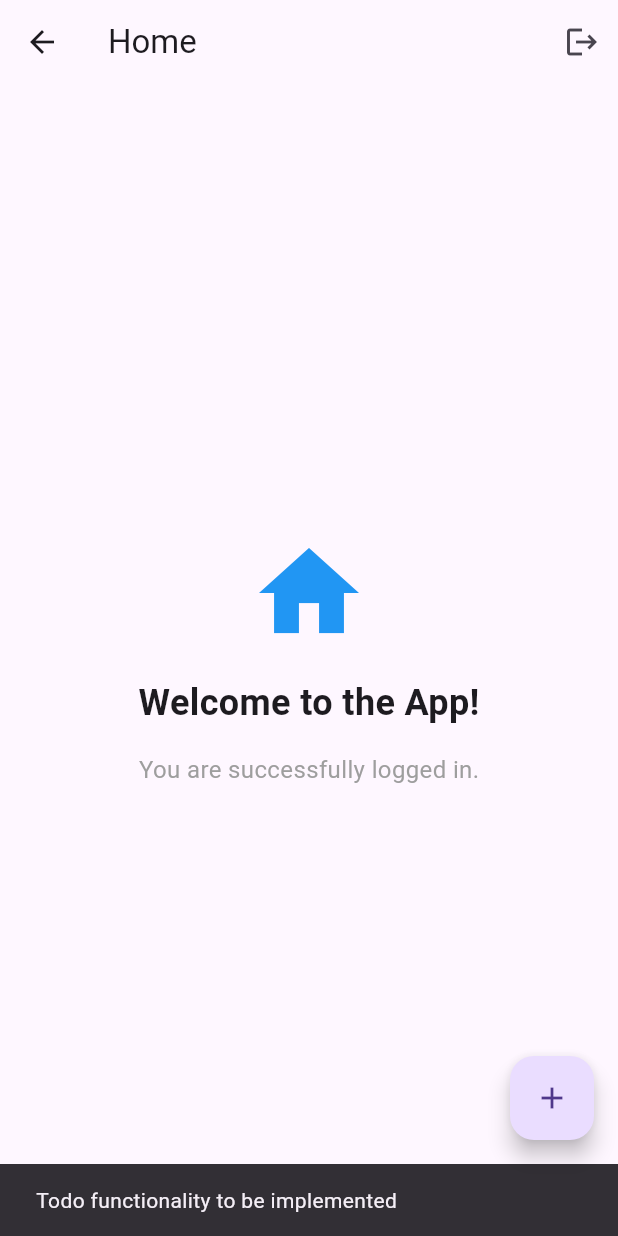
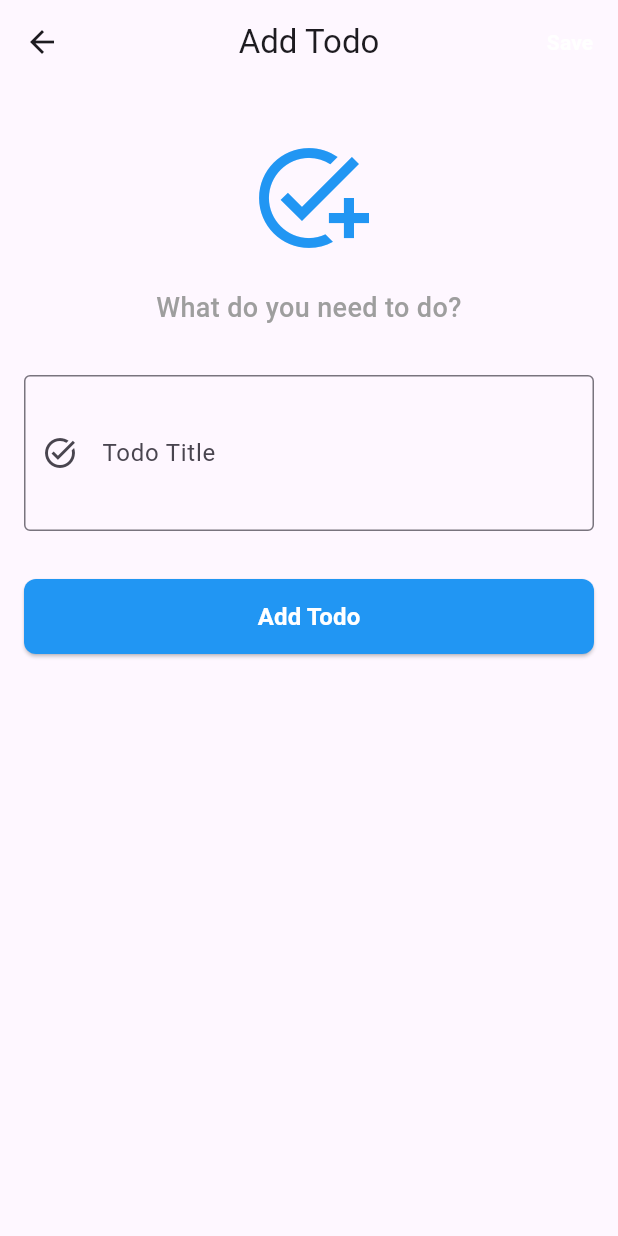
Before and after one commit to Sujan29k/Authentication_Flutter, a Flutter app: the HomeScreen screen opened directly, after a tap on the "add" icon, on a phone screen of 412 x 824 dp. Run offline on Flutter 3.47's test engine with Material 3 defaults, Android fonts, the phone set to English and light mode, and no system bars; our stand-ins replace flutter_secure_storage; accounts and stored records are empty; network calls fail.

Commit message:
all setup for today

```diff
--- a/frontend/authenti_app/lib/screens/home_screen.dart
+++ b/frontend/authenti_app/lib/screens/home_screen.dart
@@ -1,16 +1,138 @@
 import 'package:flutter/material.dart';
 import 'package:provider/provider.dart';
 import '../providers/auth_provider.dart';
+import '../models/todo.dart';
+import '../services/todo_service.dart';
+import '../widgets/todo_tile.dart';
+import 'todo_edit_screen.dart';
 
-class HomeScreen extends StatelessWidget {
+class HomeScreen extends StatefulWidget {
   const HomeScreen({super.key});
+
+  @override
+  State<HomeScreen> createState() => _HomeScreenState();
+}
+
+class _HomeScreenState extends State<HomeScreen> {
+  List<Todo> _todos = [];
+  bool _isLoading = true;
+  String? _error;
+
+  @override
+  void initState() {
+    super.initState();
+    _loadTodos();
+  }
+
+  Future<void> _loadTodos() async {
+    setState(() {
+      _isLoading = true;
+      _error = null;
+    });
+
+    try {
+      final todos = await TodoService.getTodos();
+      setState(() {
+        _todos = todos;
+        _isLoading = false;
+      });
+    } catch (e) {
+      setState(() {
+        _error = e.toString();
+        _isLoading = false;
+      });
+    }
+  }
+
+  Future<void> _addTodo() async {
+    final result = await Navigator.of(context).push<bool>(
+      MaterialPageRoute(builder: (context) => const TodoEditScreen()),
+    );
+
+    if (result == true) {
+      _loadTodos(); // Refresh the list
+    }
+  }
+
+  Future<void> _editTodo(Todo todo) async {
+    final result = await Navigator.of(context).push<bool>(
+      MaterialPageRoute(builder: (context) => TodoEditScreen(todo: todo)),
+    );
+
+    if (result == true) {
+      _loadTodos(); // Refresh the list
+    }
+  }
+
+  Future<void> _toggleTodo(Todo todo, bool? isDone) async {
+    try {
+      await TodoService.updateTodo(todo.id, isDone: isDone ?? false);
+      _loadTodos(); // Refresh the list
+    } catch (e) {
+      if (mounted) {
+        ScaffoldMessenger.of(context).showSnackBar(
+          SnackBar(
+            content: Text('Error updating todo: ${e.toString()}'),
+            backgroundColor: Colors.red,
+          ),
+        );
+      }
+    }
+  }
+
+  Future<void> _deleteTodo(Todo todo) async {
+    final shouldDelete = await showDialog<bool>(
+      context: context,
+      builder: (context) => AlertDialog(
+        title: const Text('Delete Todo'),
+        content: Text('Are you sure you want to delete "${todo.title}"?'),
+        actions: [
+          TextButton(
+            onPressed: () => Navigator.of(context).pop(false),
+            child: const Text('Cancel'),
+          ),
+          TextButton(
+            onPressed: () => Navigator.of(context).pop(true),
+            style: TextButton.styleFrom(foregroundColor: Colors.red),
+            child: const Text('Delete'),
+          ),
+        ],
+      ),
+    );
+
+    if (shouldDelete == true) {
+      try {
+        await TodoService.deleteTodo(todo.id);
+        _loadTodos(); // Refresh the list
+        if (mounted) {
+          ScaffoldMessenger.of(context).showSnackBar(
+            const SnackBar(
+              content: Text('Todo deleted successfully'),
+              backgroundColor: Colors.green,
+            ),
+          );
+        }
+      } catch (e) {
+        if (mounted) {
+          ScaffoldMessenger.of(context).showSnackBar(
+            SnackBar(
+              content: Text('Error deleting todo: ${e.toString()}'),
+              backgroundColor: Colors.red,
+            ),
+          );
+        }
+      }
+    }
+  }
 
   @override
   Widget build(BuildContext context) {
     return Scaffold(
       appBar: AppBar(
-        title: const Text('Home'),
+        title: const Text('My Todos'),
+        centerTitle: true,
         actions: [
+          IconButton(icon: const Icon(Icons.refresh), onPressed: _loadTodos),
           IconButton(
             icon: const Icon(Icons.logout),
             onPressed: () async {
@@ -39,33 +161,126 @@ class HomeScreen extends StatelessWidget {
           ),
         ],
       ),
-      body: const Center(
+      body: _buildBody(),
+      floatingActionButton: FloatingActionButton(
+        onPressed: _addTodo,
+        backgroundColor: Colors.blue,
+        child: const Icon(Icons.add, color: Colors.white),
+      ),
+    );
+  }
+
+  Widget _buildBody() {
+    if (_isLoading) {
+      return const Center(
         child: Column(
           mainAxisAlignment: MainAxisAlignment.center,
           children: [
-            Icon(Icons.home, size: 80, color: Colors.blue),
+            CircularProgressIndicator(),
+            SizedBox(height: 16),
+            Text('Loading your todos...'),
+          ],
+        ),
+      );
+    }
+
+    if (_error != null) {
+      return Center(
+        child: Column(
+          mainAxisAlignment: MainAxisAlignment.center,
+          children: [
+            const Icon(Icons.error_outline, size: 80, color: Colors.red),
+            const SizedBox(height: 16),
+            Text(
+              'Error loading todos',
+              style: const TextStyle(fontSize: 18, fontWeight: FontWeight.bold),
+            ),
+            const SizedBox(height: 8),
+            Text(
+              _error!,
+              textAlign: TextAlign.center,
+              style: const TextStyle(color: Colors.grey),
+            ),
+            const SizedBox(height: 16),
+            ElevatedButton(onPressed: _loadTodos, child: const Text('Retry')),
+          ],
+        ),
+      );
+    }
+
+    if (_todos.isEmpty) {
+      return const Center(
+        child: Column(
+          mainAxisAlignment: MainAxisAlignment.center,
+          children: [
+            Icon(Icons.task_alt, size: 80, color: Colors.grey),
             SizedBox(height: 16),
             Text(
-              'Welcome to the App!',
+              'No todos yet!',
               style: TextStyle(fontSize: 24, fontWeight: FontWeight.bold),
             ),
-            SizedBox(height: 16),
+            SizedBox(height: 8),
             Text(
-              'You are successfully logged in.',
+              'Tap the + button to add your first todo',
               style: TextStyle(fontSize: 16, color: Colors.grey),
             ),
           ],
         ),
-      ),
-      floatingActionButton: FloatingActionButton(
-        onPressed: () {
-          ScaffoldMessenger.of(context).showSnackBar(
-            const SnackBar(
-              content: Text('Todo functionality to be implemented'),
+      );
+    }
+
+    // Show completed and pending todos separately
+    final pendingTodos = _todos.where((todo) => !todo.isDone).toList();
+    final completedTodos = _todos.where((todo) => todo.isDone).toList();
+
+    return RefreshIndicator(
+      onRefresh: _loadTodos,
+      child: ListView(
+        children: [
+          if (pendingTodos.isNotEmpty) ...[
+            const Padding(
+              padding: EdgeInsets.all(16.0),
+              child: Text(
+                'Pending Tasks',
+                style: TextStyle(
+                  fontSize: 20,
+                  fontWeight: FontWeight.bold,
+                  color: Colors.blue,
+                ),
+              ),
             ),
-          );
-        },
-        child: const Icon(Icons.add),
+            ...pendingTodos.map(
+              (todo) => TodoTile(
+                todo: todo,
+                onToggle: (isDone) => _toggleTodo(todo, isDone),
+                onEdit: () => _editTodo(todo),
+                onDelete: () => _deleteTodo(todo),
+              ),
+            ),
+          ],
+          if (completedTodos.isNotEmpty) ...[
+            const Padding(
+              padding: EdgeInsets.all(16.0),
+              child: Text(
+                'Completed Tasks',
+                style: TextStyle(
+                  fontSize: 20,
+                  fontWeight: FontWeight.bold,
+                  color: Colors.green,
+                ),
+              ),
+            ),
+            ...completedTodos.map(
+              (todo) => TodoTile(
+                todo: todo,
+                onToggle: (isDone) => _toggleTodo(todo, isDone),
+                onEdit: () => _editTodo(todo),
+                onDelete: () => _deleteTodo(todo),
+              ),
+            ),
+          ],
+          const SizedBox(height: 80), // Space for floating action button
+        ],
       ),
     );
   }
--- a/frontend/authenti_app/lib/screens/todo_edit_screen.dart
+++ b/frontend/authenti_app/lib/screens/todo_edit_screen.dart
@@ -0,0 +1,175 @@
+import 'package:flutter/material.dart';
+import '../models/todo.dart';
+import '../services/todo_service.dart';
+
+class TodoEditScreen extends StatefulWidget {
+  final Todo? todo; // null for new todo, existing todo for edit
+
+  const TodoEditScreen({super.key, this.todo});
+
+  @override
+  State<TodoEditScreen> createState() => _TodoEditScreenState();
+}
+
+class _TodoEditScreenState extends State<TodoEditScreen> {
+  final _titleController = TextEditingController();
+  final _formKey = GlobalKey<FormState>();
+  bool _isLoading = false;
+
+  @override
+  void initState() {
+    super.initState();
+    if (widget.todo != null) {
+      _titleController.text = widget.todo!.title;
+    }
+  }
+
+  @override
+  void dispose() {
+    _titleController.dispose();
+    super.dispose();
+  }
+
+  Future<void> _saveTodo() async {
+    if (!_formKey.currentState!.validate()) return;
+
+    setState(() => _isLoading = true);
+
+    try {
+      if (widget.todo == null) {
+        // Add new todo
+        await TodoService.addTodo(_titleController.text.trim());
+      } else {
+        // Update existing todo
+        await TodoService.updateTodo(
+          widget.todo!.id,
+          title: _titleController.text.trim(),
+        );
+      }
+
+      if (mounted) {
+        Navigator.of(context).pop(true); // Return true to indicate success
+      }
+    } catch (e) {
+      setState(() => _isLoading = false);
+      if (mounted) {
+        ScaffoldMessenger.of(context).showSnackBar(
+          SnackBar(
+            content: Text('Error: ${e.toString()}'),
+            backgroundColor: Colors.red,
+          ),
+        );
+      }
+    }
+  }
+
+  @override
+  Widget build(BuildContext context) {
+    final isEdit = widget.todo != null;
+
+    return Scaffold(
+      appBar: AppBar(
+        title: Text(isEdit ? 'Edit Todo' : 'Add Todo'),
+        centerTitle: true,
+        actions: [
+          TextButton(
+            onPressed: _isLoading ? null : _saveTodo,
+            child: _isLoading
+                ? const SizedBox(
+                    width: 20,
+                    height: 20,
+                    child: CircularProgressIndicator(
+                      color: Colors.white,
+                      strokeWidth: 2,
+                    ),
+                  )
+                : const Text(
+                    'Save',
+                    style: TextStyle(
+                      color: Colors.white,
+                      fontWeight: FontWeight.bold,
+                    ),
+                  ),
+          ),
+        ],
+      ),
+      body: Padding(
+        padding: const EdgeInsets.all(16.0),
+        child: Form(
+          key: _formKey,
+          child: Column(
+            crossAxisAlignment: CrossAxisAlignment.stretch,
+            children: [
+              const SizedBox(height: 20),
+              Icon(
+                isEdit ? Icons.edit : Icons.add_task,
+                size: 80,
+                color: Colors.blue,
+              ),
+              const SizedBox(height: 20),
+              Text(
+                isEdit ? 'Edit your task' : 'What do you need to do?',
+                textAlign: TextAlign.center,
+                style: const TextStyle(
+                  fontSize: 18,
+                  fontWeight: FontWeight.w500,
+                  color: Colors.grey,
+                ),
+              ),
+              const SizedBox(height: 32),
+              TextFormField(
+                controller: _titleController,
+                decoration: const InputDecoration(
+                  labelText: 'Todo Title',
+                  border: OutlineInputBorder(),
+                  prefixIcon: Icon(Icons.task_alt),
+                  hintText: 'Enter your task...',
+                ),
+                maxLines: 3,
+                validator: (value) {
+                  if (value == null || value.trim().isEmpty) {
+                    return 'Please enter a todo title';
+                  }
+                  if (value.trim().length < 3) {
+                    return 'Todo title must be at least 3 characters';
+                  }
+                  return null;
+                },
+              ),
+              const SizedBox(height: 32),
+              SizedBox(
+                height: 50,
+                child: ElevatedButton(
+                  onPressed: _isLoading ? null : _saveTodo,
+                  style: ElevatedButton.styleFrom(
+                    backgroundColor: Colors.blue,
+                    foregroundColor: Colors.white,
+                    shape: RoundedRectangleBorder(
+                      borderRadius: BorderRadius.circular(8),
+                    ),
+                  ),
+                  child: _isLoading
+                      ? const SizedBox(
+                          width: 20,
+                          height: 20,
+                          child: CircularProgressIndicator(
+                            color: Colors.white,
+                            strokeWidth: 2,
+                          ),
+                        )
+                      : Text(
+                          isEdit ? 'Update Todo' : 'Add Todo',
+                          style: const TextStyle(
+                            fontSize: 16,
+                            fontWeight: FontWeight.bold,
+                          ),
+                        ),
+                ),
+              ),
+            ],
+          ),
+        ),
+      ),
+    );
+  }
+}
--- /dev/null
+++ b/frontend/authenti_app/lib/services/todo_service.dart
@@ -0,0 +1,139 @@
+import 'dart:convert';
+import 'package:http/http.dart' as http;
+import '../config/api_config.dart';
+import '../utils/secure_storage.dart';
+import '../models/todo.dart';
+
+class TodoService {
+  static String get _base => ApiConfig.itemsBaseUrl;
+
+  static Future<String?> _getToken() async {
+    return await SecureStorage.getToken();
+  }
+
+  static Map<String, String> _getHeaders(String token) {
+    return {
+      'Content-Type': 'application/json',
+      'Authorization': 'Bearer $token',
+    };
+  }
+
+  static Future<List<Todo>> getTodos() async {
+    try {
+      final token = await _getToken();
+      if (token == null) throw Exception('No token found');
+
+      print('Fetching todos from: $_base'); // Debug log
+
+      final response = await http.get(
+        Uri.parse(_base),
+        headers: _getHeaders(token),
+      );
+
+      print(
+        'Get todos response: ${response.statusCode} - ${response.body}',
+      ); // Debug log
+
+      if (response.statusCode == 200) {
+        final List<dynamic> data = jsonDecode(response.body);
+        return data.map((item) => Todo.fromMap(item)).toList();
+      } else {
+        throw Exception('Failed to load todos: ${response.statusCode}');
+      }
+    } catch (e) {
+      print('Get todos error: $e'); // Debug log
+      throw Exception('Network error: $e');
+    }
+  }
+
+  static Future<Todo> addTodo(String title) async {
+    try {
+      final token = await _getToken();
+      if (token == null) throw Exception('No token found');
+
+      print('Adding todo: $title to $_base'); // Debug log
+
+      final response = await http.post(
+        Uri.parse(_base),
+        headers: _getHeaders(token),
+        body: jsonEncode({'title': title}),
+      );
+
+      print(
+        'Add todo response: ${response.statusCode} - ${response.body}',
+      ); // Debug log
+
+      if (response.statusCode == 201) {
+        final data = jsonDecode(response.body);
+        return Todo.fromMap(data);
+      } else {
+        throw Exception('Failed to add todo: ${response.statusCode}');
+      }
+    } catch (e) {
+      print('Add todo error: $e'); // Debug log
+      throw Exception('Network error: $e');
+    }
+  }
+
+  static Future<Todo> updateTodo(
+    String id, {
+    String? title,
+    bool? isDone,
+  }) async {
+    try {
+      final token = await _getToken();
+      if (token == null) throw Exception('No token found');
+
+      final body = <String, dynamic>{};
+      if (title != null) body['title'] = title;
+      if (isDone != null) body['isDone'] = isDone;
+
+      print('Updating todo $id: $body'); // Debug log
+
+      final response = await http.put(
+        Uri.parse('$_base/$id'),
+        headers: _getHeaders(token),
+        body: jsonEncode(body),
+      );
+
+      print(
+        'Update todo response: ${response.statusCode} - ${response.body}',
+      ); // Debug log
+
+      if (response.statusCode == 200) {
+        final data = jsonDecode(response.body);
+        return Todo.fromMap(data);
+      } else {
+        throw Exception('Failed to update todo: ${response.statusCode}');
+      }
+    } catch (e) {
+      print('Update todo error: $e'); // Debug log
+      throw Exception('Network error: $e');
+    }
+  }
+
+  static Future<void> deleteTodo(String id) async {
+    try {
+      final token = await _getToken();
+      if (token == null) throw Exception('No token found');
+
+      print('Deleting todo: $id'); // Debug log
+
+      final response = await http.delete(
+        Uri.parse('$_base/$id'),
+        headers: _getHeaders(token),
+      );
+
+      print(
+        'Delete todo response: ${response.statusCode} - ${response.body}',
+      ); // Debug log
+
+      if (response.statusCode != 200) {
+        throw Exception('Failed to delete todo: ${response.statusCode}');
+      }
+    } catch (e) {
+      print('Delete todo error: $e'); // Debug log
+      throw Exception('Network error: $e');
+    }
+  }
+}
```
Also changed, not shown: frontend/authenti_app/lib/widgets/todo_tile.dart (+73 -0 lines), 1 other file.
